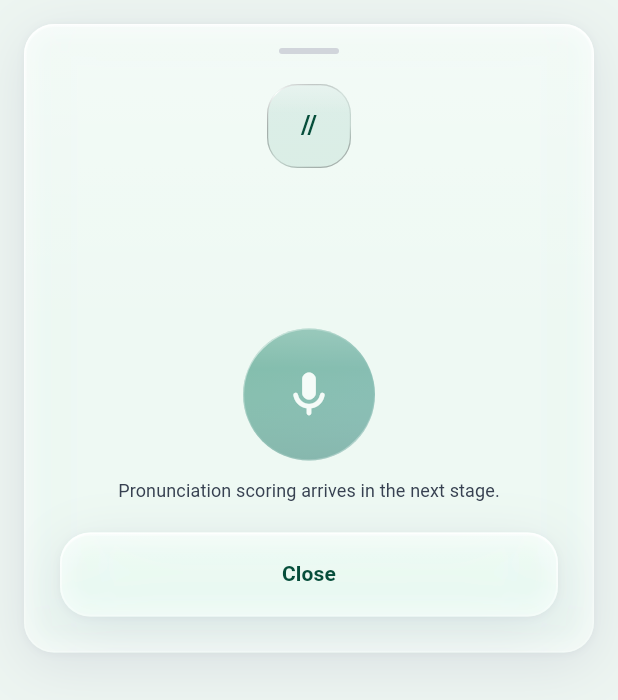
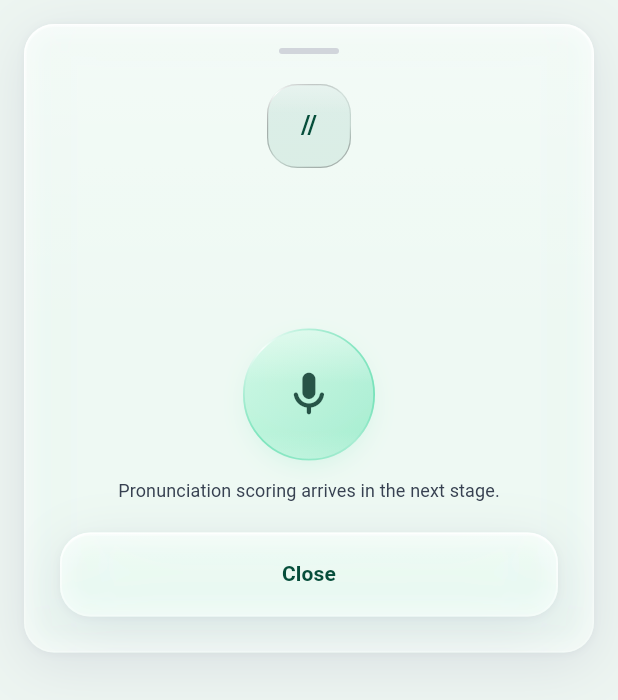
Before and after one commit to samandar-hodiev/voca, a Flutter app: the _WordPracticeSheet widget shown alone on an empty page, opened directly with empty values, on a phone screen of 412 x 824 dp. Shown: the top 700 px of the screen. Run offline on Flutter 3.47's test engine with Material 3 defaults, Android fonts, the phone set to English and light mode, and no system bars; our stand-ins replace dio, firebase_auth, firebase_core, flutter_riverpod, flutter_secure_storage, go_router and 3 more; accounts and stored records are empty.

Commit message:
Mikrofon tugmasi yengil yashil shishaga aylantirildi
Tugma brend rangidagi to'ldirilgan doira ustiga tekis 45% shaffoflik qo'yib
chizilardi. Shaffoflik rangni ham, tepasidagi yorug'likni ham, pastdagi soyani
ham birdek so'ndiradi, shuning uchun natija xira, yassi kulrang disk bo'lib
qolgan edi.

Endi u birlamchi tugma bilan bir xil materialdan, faqat doira shaklida: orqa
fonni bulutlantirish va to'yinganlik matritsasi, diagonal premium yashil
gradient, tepada yorug' tasma, pastda ingichka kaustik, gardishda specular
halqa va faqat tashqariga tushadigan yumshoq nur.

Rang endi suyultirilmaydi, yorug'lik saqlanadi. Qorong'i mavzuda ham yengil
yalpiz juftligi ishlatiladi: qora fon ustida to'q yashilni suyultirish uni
yoritmaydi, aksincha qora teshikka aylantiradi. Belgi ikkala mavzuda ham
chuqur yashil, chunki u har ikki holatda yalpiz ustida turadi.

Tugma hamon o'chirilgan holatda va buni uch yo'l bilan aytadi, ranggа
tayanmasdan: semantikada disabled, ostidagi izohda "keyingi bosqichda", va
shishasi ishlaydigan boshqaruvdan kamroq rang tutadi.

Ikkala mavzuda renderlab tekshirildi.

Co-Authored-By: Claude Opus 5 <noreply@anthropic.com>

```diff
--- a/mobile/lib/features/practice/presentation/widgets/word_practice_sheet.dart
+++ b/mobile/lib/features/practice/presentation/widgets/word_practice_sheet.dart
@@ -4,6 +4,8 @@
 /// The control is shown, disabled, and says so. A button that does nothing when tapped is
 /// worse than one that is honestly unavailable.
 library;
+
+import 'dart:ui' show ImageFilter;
 
 import 'package:flutter/material.dart';
 
@@ -98,21 +100,7 @@ class _WordPracticeSheet extends StatelessWidget {
                 button: true,
                 enabled: false,
                 label: context.l10n.recordingUnavailable,
-                child: ExcludeSemantics(
-                  child: SizedBox.square(
-                    dimension: 88,
-                    child: Opacity(
-                      opacity: 0.45,
-                      child: LiquidDrop(
-                        child: Icon(
-                          Icons.mic_rounded,
-                          size: 36,
-                          color: colors.onPrimary,
-                        ),
-                      ),
-                    ),
-                  ),
-                ),
+                child: const ExcludeSemantics(child: _MicButton()),
               ),
               const SizedBox(height: VocaSpacing.sm),
               Text(
@@ -132,3 +120,131 @@ class _WordPracticeSheet extends StatelessWidget {
     );
   }
 }
+
+/// The record control: the same premium green glass as the primary button, in a circle.
+///
+/// It used to be a solid brand-coloured drop under a flat 45% opacity, which is why it
+/// came out as a grey disc with no light in it: opacity fades the highlight and the shade
+/// along with the colour, so what is left is flat. The colour is thinned instead, and the
+/// light is kept.
+///
+/// Disabled until pronunciation scoring exists, and it says so three ways that do not rely
+/// on colour: the semantics mark the button disabled, the caption underneath says the
+/// feature is coming, and the glass carries less colour than an enabled control.
+class _MicButton extends StatelessWidget {
+  const _MicButton();
+
+  /// Big enough to be the thing the sheet is about, and to stay a comfortable target once
+  /// it can actually be pressed.
+  static const size = 88.0;
+
+  @override
+  Widget build(BuildContext context) {
+    final dark = Theme.of(context).brightness == Brightness.dark;
+    final radius = BorderRadius.circular(size / 2);
+
+    // The light mint pair in both themes. The primary button drops to deeper greens in
+    // dark because a white label has to sit on it, but nothing is written on this disc,
+    // and over a near-black page a deep green simply reads as a dark hole.
+    const start = PremiumGreen.start;
+    const end = PremiumGreen.end;
+
+    // Thinner than the primary button in light, because the control cannot be used yet
+    // and should read as green glass waiting rather than as a call to action. Thicker in
+    // dark, because thinning a colour over black darkens it instead of lightening it,
+    // which is the opposite of what a light green glass disc should do.
+    final alpha = dark ? 0.70 : PremiumGreen.alphaLight * 0.72;
+
+    // The deep green mark in both themes: it sits on mint either way, so the colour that
+    // reads on mint is the one to use.
+    const ink = PremiumGreen.label;
+
+    final glass = ClipRRect(
+      borderRadius: radius,
+      child: BackdropFilter(
+        filter: ImageFilter.compose(
+          outer: const ColorFilter.matrix(GlassSurface.saturation),
+          inner: ImageFilter.blur(sigmaX: 16, sigmaY: 16),
+        ),
+        child: DecoratedBox(
+          decoration: BoxDecoration(
+            gradient: LinearGradient(
+              begin: Alignment.topLeft,
+              end: Alignment.bottomRight,
+              colors: [
+                start.withValues(alpha: alpha),
+                end.withValues(alpha: alpha),
+              ],
+            ),
+          ),
+          // A specular band across the top that has faded before the icon, and a faint
+          // caustic along the bottom: the light that makes a flat disc look domed.
+          child: DecoratedBox(
+            decoration: BoxDecoration(
+              gradient: LinearGradient(
+                begin: Alignment.topCenter,
+                end: Alignment.bottomCenter,
+                colors: [
+                  Colors.white.withValues(alpha: 0.42),
+                  Colors.white.withValues(alpha: 0),
+                  Colors.white.withValues(alpha: 0),
+                  Colors.white.withValues(alpha: 0.20),
+                ],
+                stops: const [0, 0.42, 0.78, 1],
+              ),
+            ),
+            child: Center(
+              child: Icon(
+                Icons.mic_rounded,
+                size: size * 0.4,
+                color: ink.withValues(alpha: 0.8),
+              ),
+            ),
+          ),
+        ),
+      ),
+    );
+
+    return SizedBox.square(
+      dimension: size,
+      // The glow falls outside the glass only: under half-clear glass an ordinary shadow
+      // shows through and fills the circle back in. Soft, because a bright halo would
+      // promise a control that cannot be pressed.
+      child: CustomPaint(
+        painter: OuterShadowPainter(
+          borderRadius: radius,
+          shadows: [
+            BoxShadow(
+              color: end.withValues(alpha: 0.22),
+              blurRadius: 18,
+              spreadRadius: -8,
+              offset: const Offset(0, 6),
+            ),
+          ],
+        ),
+        child: Stack(
+          fit: StackFit.passthrough,
+          children: [
+            glass,
+            Positioned.fill(
+              child: IgnorePointer(
+                child: DecoratedBox(
+                  decoration: BoxDecoration(
+                    borderRadius: radius,
+                    border: GradientBoxBorder(
+                      width: 1.2,
+                      gradient: specularRim(
+                        Colors.white.withValues(alpha: 0.8),
+                        end.withValues(alpha: 0.45),
+                      ),
+                    ),
+                  ),
+                ),
+              ),
+            ),
+          ],
+        ),
+      ),
+    );
+  }
+}
```
